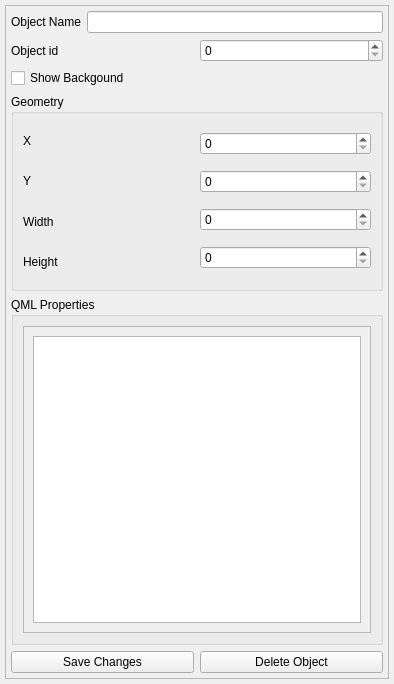
Old version of the form QScadaObject/qscadaobjectinfodialog.ui in the repository IndeemaSoftware/QSimpleScada.
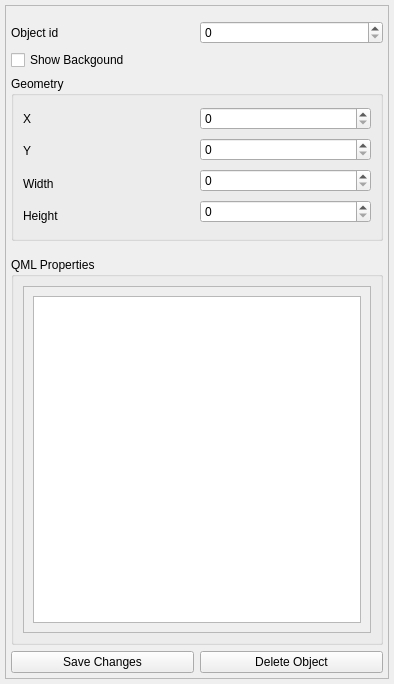
New version of the form.

The edit to the form file:
```diff
--- a/QScadaObject/qscadaobjectinfodialog.ui
+++ b/QScadaObject/qscadaobjectinfodialog.ui
@@ -64,13 +64,13 @@
          <property name="minimumSize">
           <size>
            <width>0</width>
-           <height>280</height>
+           <height>240</height>
           </size>
          </property>
          <property name="maximumSize">
           <size>
            <width>16777215</width>
-           <height>280</height>
+           <height>240</height>
           </size>
          </property>
          <layout class="QVBoxLayout" name="verticalLayout_4">
@@ -78,35 +78,14 @@
            <number>0</number>
           </property>
           <property name="topMargin">
-           <number>0</number>
+           <number>10</number>
           </property>
           <property name="rightMargin">
            <number>0</number>
           </property>
           <property name="bottomMargin">
-           <number>0</number>
+           <number>10</number>
           </property>
-          <item>
-           <layout class="QHBoxLayout" name="horizontalLayout_2">
-            <item>
-             <widget class="QLabel" name="label">
-              <property name="text">
-               <string>Object Name</string>
-              </property>
-             </widget>
-            </item>
-            <item>
-             <widget class="QLineEdit" name="lineEditName">
-              <property name="minimumSize">
-               <size>
-                <width>80</width>
-                <height>0</height>
-               </size>
-              </property>
-             </widget>
-            </item>
-           </layout>
-          </item>
           <item>
            <layout class="QHBoxLayout" name="horizontalLayout_3">
             <item>
@@ -225,7 +204,7 @@
                <x>0</x>
                <y>0</y>
                <width>340</width>
-               <height>283</height>
+               <height>323</height>
               </rect>
              </property>
              <layout class="QGridLayout" name="gridLayout">
```
